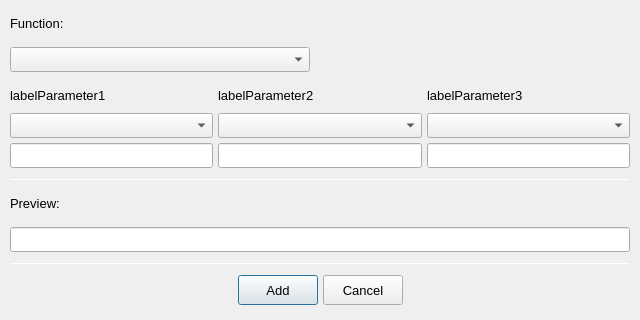
Old version of the form gui/EditorAddCmdWindow.ui in the repository PolybiusExtreme/OutputHooker.
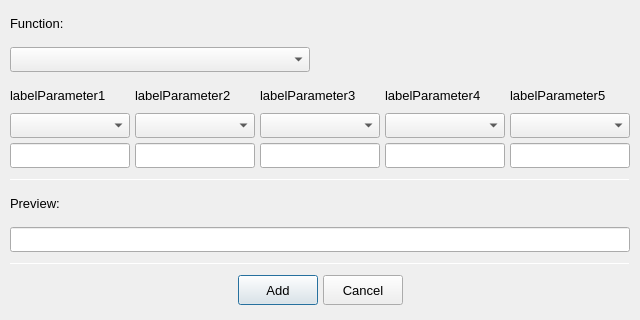
New version of the form.

Patch:
```diff
--- a/gui/EditorAddCmdWindow.ui
+++ b/gui/EditorAddCmdWindow.ui
@@ -299,6 +299,152 @@
        </item>
       </layout>
      </item>
+     <item>
+      <layout class="QVBoxLayout" name="verticalLayout_Parameter4">
+       <property name="spacing">
+        <number>5</number>
+       </property>
+       <item>
+        <widget class="QLabel" name="labelParameter4">
+         <property name="minimumSize">
+          <size>
+           <width>0</width>
+           <height>25</height>
+          </size>
+         </property>
+         <property name="maximumSize">
+          <size>
+           <width>16777215</width>
+           <height>25</height>
+          </size>
+         </property>
+         <property name="font">
+          <font>
+           <pointsize>10</pointsize>
+          </font>
+         </property>
+         <property name="text">
+          <string>labelParameter4</string>
+         </property>
+        </widget>
+       </item>
+       <item>
+        <widget class="QComboBox" name="cbParameter4">
+         <property name="minimumSize">
+          <size>
+           <width>0</width>
+           <height>25</height>
+          </size>
+         </property>
+         <property name="maximumSize">
+          <size>
+           <width>16777215</width>
+           <height>25</height>
+          </size>
+         </property>
+         <property name="font">
+          <font>
+           <pointsize>10</pointsize>
+          </font>
+         </property>
+        </widget>
+       </item>
+       <item>
+        <widget class="QLineEdit" name="lineEditParameter4">
+         <property name="minimumSize">
+          <size>
+           <width>0</width>
+           <height>25</height>
+          </size>
+         </property>
+         <property name="maximumSize">
+          <size>
+           <width>16777215</width>
+           <height>25</height>
+          </size>
+         </property>
+         <property name="font">
+          <font>
+           <pointsize>10</pointsize>
+          </font>
+         </property>
+        </widget>
+       </item>
+      </layout>
+     </item>
+     <item>
+      <layout class="QVBoxLayout" name="verticalLayout_Parameter5">
+       <property name="spacing">
+        <number>5</number>
+       </property>
+       <item>
+        <widget class="QLabel" name="labelParameter5">
+         <property name="minimumSize">
+          <size>
+           <width>0</width>
+           <height>25</height>
+          </size>
+         </property>
+         <property name="maximumSize">
+          <size>
+           <width>16777215</width>
+           <height>25</height>
+          </size>
+         </property>
+         <property name="font">
+          <font>
+           <pointsize>10</pointsize>
+          </font>
+         </property>
+         <property name="text">
+          <string>labelParameter5</string>
+         </property>
+        </widget>
+       </item>
+       <item>
+        <widget class="QComboBox" name="cbParameter5">
+         <property name="minimumSize">
+          <size>
+           <width>0</width>
+           <height>25</height>
+          </size>
+         </property>
+         <property name="maximumSize">
+          <size>
+           <width>16777215</width>
+           <height>25</height>
+          </size>
+         </property>
+         <property name="font">
+          <font>
+           <pointsize>10</pointsize>
+          </font>
+         </property>
+        </widget>
+       </item>
+       <item>
+        <widget class="QLineEdit" name="lineEditParameter5">
+         <property name="minimumSize">
+          <size>
+           <width>0</width>
+           <height>25</height>
+          </size>
+         </property>
+         <property name="maximumSize">
+          <size>
+           <width>16777215</width>
+           <height>25</height>
+          </size>
+         </property>
+         <property name="font">
+          <font>
+           <pointsize>10</pointsize>
+          </font>
+         </property>
+        </widget>
+       </item>
+      </layout>
+     </item>
     </layout>
    </item>
    <item>
```
